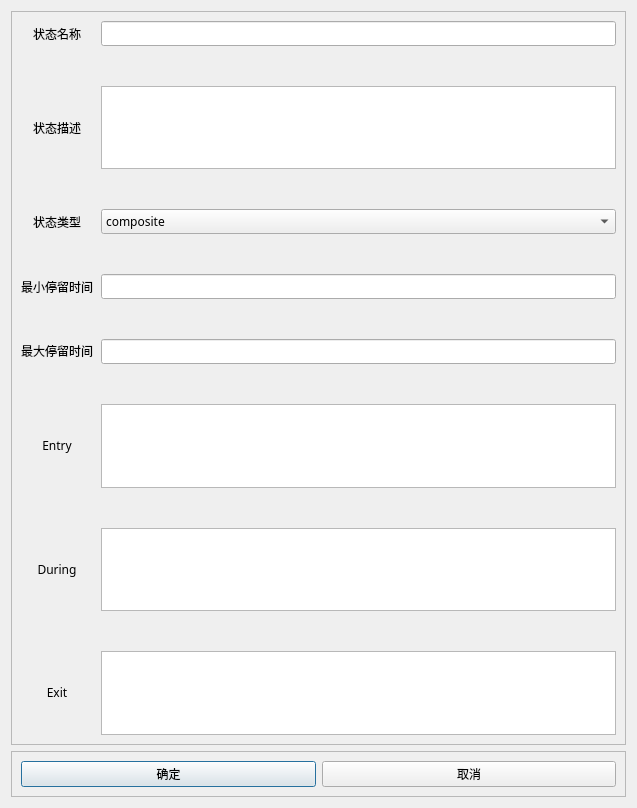
The window that app/ui/dialog_edit_state.ui (SingDanceRapPingPang/fcstm-ui) describes before a commit, drawn with Qt 5.
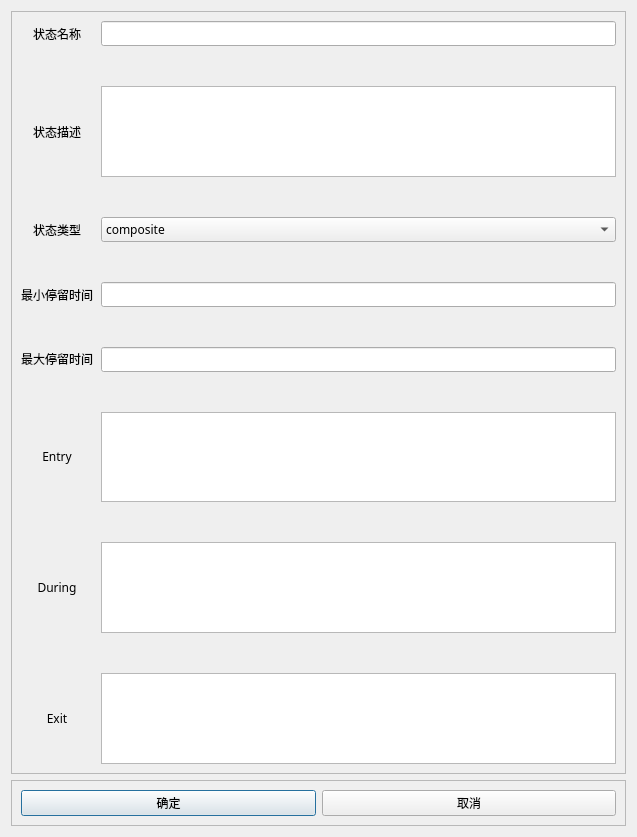
The same window after the commit.

Diff of the .ui file:
```diff
--- a/app/ui/dialog_edit_state.ui
+++ b/app/ui/dialog_edit_state.ui
@@ -7,7 +7,7 @@
     <x>0</x>
     <y>0</y>
     <width>637</width>
-    <height>808</height>
+    <height>837</height>
    </rect>
   </property>
   <property name="windowTitle">
@@ -152,10 +152,24 @@
        </widget>
       </item>
       <item row="5" column="1">
-       <widget class="QTextEdit" name="edit_state_entry"/>
+       <widget class="QTextEdit" name="edit_state_entry">
+        <property name="font">
+         <font>
+          <family>微软雅黑</family>
+          <pointsize>9</pointsize>
+         </font>
+        </property>
+       </widget>
       </item>
       <item row="6" column="1">
-       <widget class="QTextEdit" name="edit_state_during"/>
+       <widget class="QTextEdit" name="edit_state_during">
+        <property name="font">
+         <font>
+          <family>微软雅黑</family>
+          <pointsize>9</pointsize>
+         </font>
+        </property>
+       </widget>
       </item>
       <item row="2" column="0">
        <widget class="QLabel" name="label_state_type">
@@ -199,7 +213,14 @@
        </widget>
       </item>
       <item row="7" column="1">
-       <widget class="QTextEdit" name="edit_state_exit"/>
+       <widget class="QTextEdit" name="edit_state_exit">
+        <property name="font">
+         <font>
+          <family>微软雅黑</family>
+          <pointsize>9</pointsize>
+         </font>
+        </property>
+       </widget>
       </item>
       <item row="0" column="0">
        <widget class="QLabel" name="label_state_name">
@@ -321,7 +342,14 @@
        </widget>
       </item>
       <item row="1" column="1">
-       <widget class="QTextEdit" name="edit_state_description"/>
+       <widget class="QTextEdit" name="edit_state_description">
+        <property name="font">
+         <font>
+          <family>微软雅黑</family>
+          <pointsize>9</pointsize>
+         </font>
+        </property>
+       </widget>
       </item>
      </layout>
     </widget>
@@ -340,6 +368,7 @@
         <property name="font">
          <font>
           <family>微软雅黑</family>
+          <pointsize>9</pointsize>
          </font>
         </property>
         <property name="text">
@@ -349,6 +378,12 @@
       </item>
       <item>
        <widget class="QPushButton" name="button_cancle">
+        <property name="font">
+         <font>
+          <family>微软雅黑</family>
+          <pointsize>9</pointsize>
+         </font>
+        </property>
         <property name="text">
          <string>取消</string>
         </property>
```
